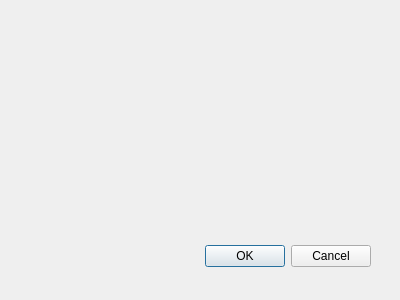
The window that pipeline_planner_dialog_base.ui (aloisio0/qgis-pipelineplanner) describes before a commit, drawn with Qt 5.
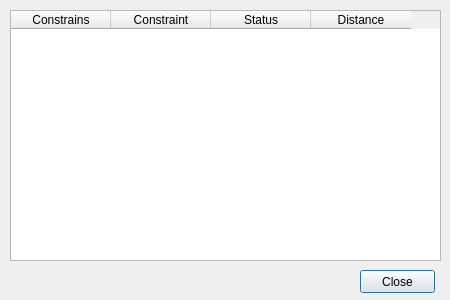
The same window after the commit.

```diff
--- a/pipeline_planner_dialog_base.ui
+++ b/pipeline_planner_dialog_base.ui
@@ -1,31 +1,62 @@
-<ui version="4.0" >
- <class>PipelinePlannerDialogBase</class>
- <widget class="QDialog" name="PipelinePlannerDialogBase" >
-  <property name="geometry" >
+<?xml version="1.0" encoding="UTF-8"?>
+<ui version="4.0">
+ <class>dlgPipelineDialog</class>
+ <widget class="QDialog" name="dlgPipelineDialog">
+  <property name="geometry">
    <rect>
     <x>0</x>
     <y>0</y>
-    <width>400</width>
+    <width>450</width>
     <height>300</height>
    </rect>
   </property>
   <property name="windowTitle" >
    <string>Pipeline Planner</string>
   </property>
-  <widget class="QDialogButtonBox" name="button_box" >
-   <property name="geometry" >
+  <widget class="QTableWidget" name="tblImpacts">
+   <property name="geometry">
     <rect>
-     <x>30</x>
-     <y>240</y>
-     <width>341</width>
-     <height>32</height>
+     <x>10</x>
+     <y>10</y>
+     <width>431</width>
+     <height>251</height>
     </rect>
    </property>
-   <property name="orientation" >
-    <enum>Qt::Horizontal</enum>
+   <property name="alternatingRowColors">
+    <bool>true</bool>
    </property>
-   <property name="standardButtons" >
-    <set>QDialogButtonBox::Cancel|QDialogButtonBox::Ok</set>
+   <column>
+    <property name="text">
+     <string>Constrains</string>
+    </property>
+   </column>
+   <column>
+    <property name="text">
+     <string>Constraint</string>
+    </property>
+   </column>
+   <column>
+    <property name="text">
+     <string>Status</string>
+    </property>
+   </column>
+   <column>
+    <property name="text">
+     <string>Distance</string>
+    </property>
+   </column>
+  </widget>
+  <widget class="QPushButton" name="btnPush">
+   <property name="geometry">
+    <rect>
+     <x>360</x>
+     <y>270</y>
+     <width>75</width>
+     <height>23</height>
+    </rect>
+   </property>
+   <property name="text">
+    <string>Close</string>
    </property>
   </widget>
  </widget>
```
Left out of the diff: 36 changed lines with no effect on the pictures.
